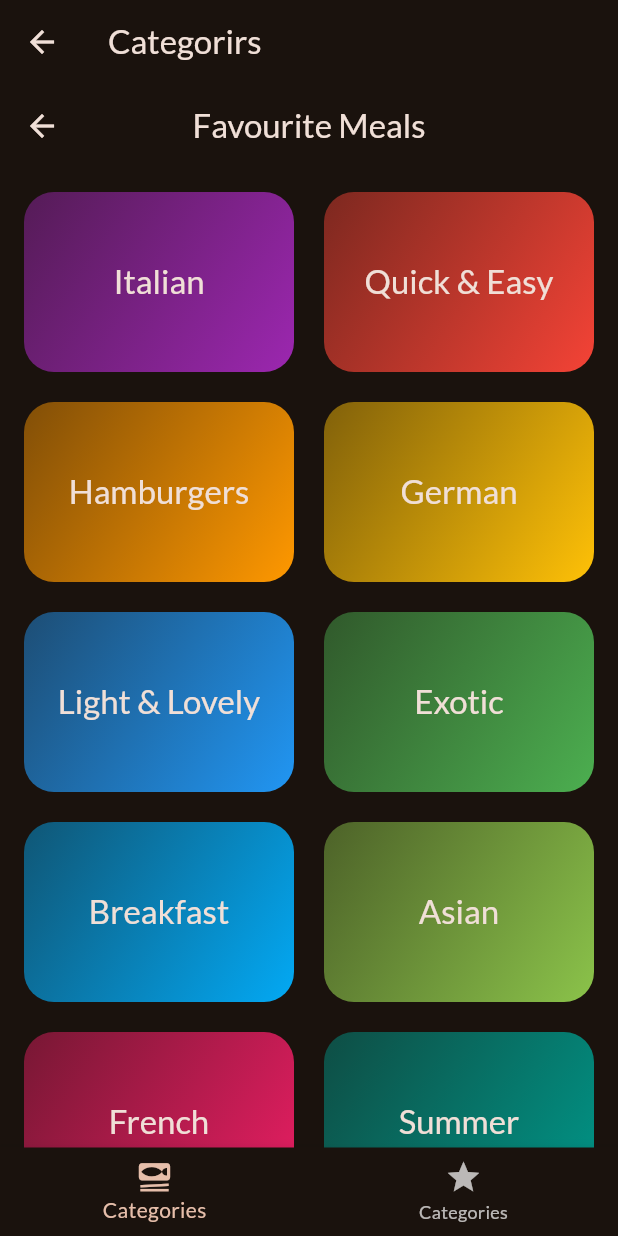
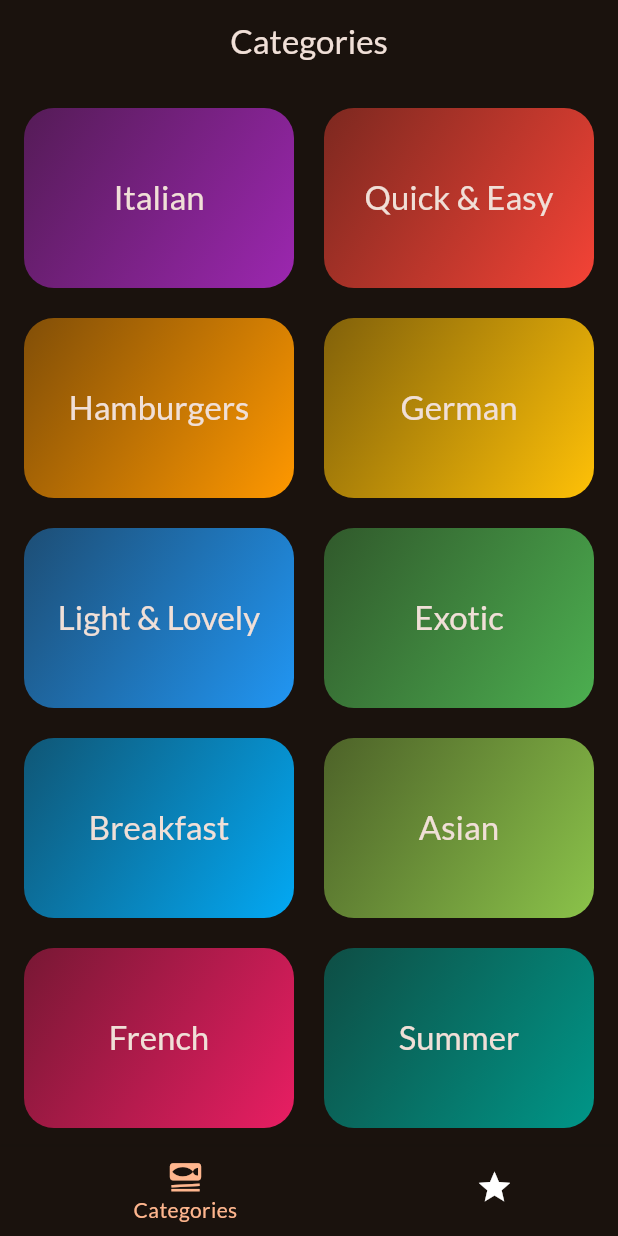
Before and after one commit to MarkMeme/Meals-app, a Flutter app: the TabsScreen screen opened directly, on a phone screen of 412 x 824 dp. Run offline on Flutter 3.47's test engine with Material 2 defaults, Android fonts, the phone set to English and light mode, and no system bars; our stand-ins replace google_fonts, transparent_image; network calls fail.

Commit message:
bottom navigation bar and handling favourites list

```diff
--- a/lib/main.dart
+++ b/lib/main.dart
@@ -1,7 +1,7 @@
 import 'package:flutter/material.dart';
 
 import 'package:google_fonts/google_fonts.dart';
-import 'package:meals_app/screens/categories_screen.dart';
+import 'package:meals_app/screens/tabs_screen.dart';
 
 final theme = ThemeData(
   useMaterial3: true,
@@ -25,7 +25,7 @@ class App extends StatelessWidget {
       debugShowCheckedModeBanner: false,
       themeMode: ThemeMode.system,
       theme: theme,
-      home: const CategoriesScreen(),
+      home: const TabsScreen(),
     );
   }
 }
--- a/lib/models/meal.dart
+++ b/lib/models/meal.dart
@@ -11,7 +11,7 @@ enum Affordability {
 }
 
 class Meal {
-  const Meal({
+  Meal({
     required this.id,
     required this.categories,
     required this.title,
@@ -25,6 +25,7 @@ class Meal {
     required this.isLactoseFree,
     required this.isVegan,
     required this.isVegetarian,
+    required this.isFavourte,
   });
 
   final String id;
@@ -39,5 +40,6 @@ class Meal {
   final bool isGlutenFree;
   final bool isLactoseFree;
   final bool isVegan;
+  bool isFavourte;
   final bool isVegetarian;
 }
--- a/lib/screens/categories_screen.dart
+++ b/lib/screens/categories_screen.dart
@@ -7,12 +7,7 @@ class CategoriesScreen extends StatelessWidget {
 
   @override
   Widget build(BuildContext context) {
-    return Scaffold(
-      appBar: AppBar(
-        centerTitle: true,
-        title: const Text("Favourite Meals"),
-      ),
-      body: GridView(
+    return GridView(
       padding: const EdgeInsets.all(16),
       gridDelegate: const SliverGridDelegateWithFixedCrossAxisCount(
           crossAxisCount: 2,
@@ -23,7 +18,6 @@ class CategoriesScreen extends StatelessWidget {
         for (final category in dummyCategories)
           CategoryGridItem(category: category)
       ],
-      ),
     );
   }
 }
--- a/lib/screens/meals_screen.dart
+++ b/lib/screens/meals_screen.dart
@@ -48,6 +48,7 @@ class MealsScreen extends StatelessWidget {
     return SafeArea(
       child: Scaffold(
         appBar: AppBar(
+          centerTitle: true,
           title: Text(title!),
         ),
         body: content,
--- a/lib/screens/tabs_screen.dart
+++ b/lib/screens/tabs_screen.dart
@@ -1,6 +1,9 @@
 import 'package:flutter/material.dart';
+import 'package:meals_app/models/meal.dart';
 import 'package:meals_app/screens/categories_screen.dart';
 import 'package:meals_app/screens/meals_screen.dart';
+import 'package:meals_app/utils/dummy_data.dart';
+import 'package:meals_app/utils/favourites_meals.dart';
 
 class TabsScreen extends StatefulWidget {
   const TabsScreen({super.key});
@@ -11,31 +14,39 @@ class TabsScreen extends StatefulWidget {
 
 class _TabsScreenState extends State<TabsScreen> {
   int currentIndex = 0;
-  Widget selectedScreen = const CategoriesScreen();
-  String currentTitle = 'Categorirs';
-
   void onSelecting(int index) {
     setState(() {
       currentIndex = index;
     });
+    setState(() {});
   }
+
+  List<Meal> favourets = favoutitesMeals;
 
   @override
   Widget build(BuildContext context) {
+    Widget selectedScreen = const CategoriesScreen();
+    String currentTitle = 'Categories';
     if (currentIndex == 1) {
       currentTitle = 'My Favourites Meals';
       selectedScreen = MealsScreen(
-        meals: [],
-        title: currentTitle,
+        meals: favourets,
       );
     }
     return Scaffold(
       appBar: AppBar(
-        title: Text(currentTitle),
+        centerTitle: true,
+        title: Text(
+          currentTitle,
+        ),
       ),
       body: selectedScreen,
       bottomNavigationBar: BottomNavigationBar(
+        unselectedItemColor: Colors.white,
+        type: BottomNavigationBarType.shifting,
+        currentIndex: currentIndex,
         onTap: (index) => onSelecting(index),
+        selectedItemColor: Theme.of(context).colorScheme.primary,
         items: const [
           BottomNavigationBarItem(
               icon: Icon(Icons.set_meal, size: 25), label: 'Categories'),
@@ -44,7 +55,7 @@ class _TabsScreenState extends State<TabsScreen> {
                 Icons.star,
                 size: 25,
               ),
-              label: 'Categories')
+              label: 'Favourites')
         ],
       ),
     );
--- a/lib/utils/dummy_data.dart
+++ b/lib/utils/dummy_data.dart
@@ -55,8 +55,9 @@ const dummyCategories = [
   ),
 ];
 
-const dummyMeals = [
+var dummyMeals = [
   Meal(
+    isFavourte: false,
     id: 'm1',
     categories: [
       'c1',
@@ -91,6 +92,7 @@ const dummyMeals = [
     isLactoseFree: true,
   ),
   Meal(
+    isFavourte: false,
     id: 'm2',
     categories: [
       'c2',
@@ -119,6 +121,7 @@ const dummyMeals = [
     isLactoseFree: false,
   ),
   Meal(
+    isFavourte: false,
     id: 'm3',
     categories: [
       'c2',
@@ -151,6 +154,7 @@ const dummyMeals = [
     isLactoseFree: true,
   ),
   Meal(
+    isFavourte: false,
     id: 'm4',
     categories: [
       'c4',
@@ -186,6 +190,7 @@ const dummyMeals = [
     isLactoseFree: false,
   ),
   Meal(
+    isFavourte: false,
     id: 'm5',
     categories: [
       'c2'
@@ -222,6 +227,7 @@ const dummyMeals = [
     isLactoseFree: true,
   ),
   Meal(
+    isFavourte: false,
     id: 'm6',
     categories: [
       'c6',
@@ -258,6 +264,7 @@ const dummyMeals = [
     isLactoseFree: false,
   ),
   Meal(
+    isFavourte: false,
     id: 'm7',
     categories: [
       'c7',
@@ -289,6 +296,7 @@ const dummyMeals = [
     isLactoseFree: false,
   ),
   Meal(
+    isFavourte: false,
     id: 'm8',
     categories: [
       'c8',
@@ -322,6 +330,7 @@ const dummyMeals = [
     isLactoseFree: true,
   ),
   Meal(
+    isFavourte: false,
     id: 'm9',
     categories: [
       'c9',
@@ -371,6 +380,7 @@ const dummyMeals = [
     isLactoseFree: false,
   ),
   Meal(
+    isFavourte: false,
     id: 'm10',
     categories: [
       'c2',
--- /dev/null
+++ b/lib/utils/favourites_meals.dart
@@ -0,0 +1,3 @@
+import 'package:meals_app/models/meal.dart';
+
+final List<Meal> favoutitesMeals = [];
```
Also changed, not shown: lib/screens/meal_details_screen.dart (+40 -7 lines), lib/widgets/main_drawer.dart (added, +77 -0 lines). Lines whose indentation alone changed are shown as unchanged.
